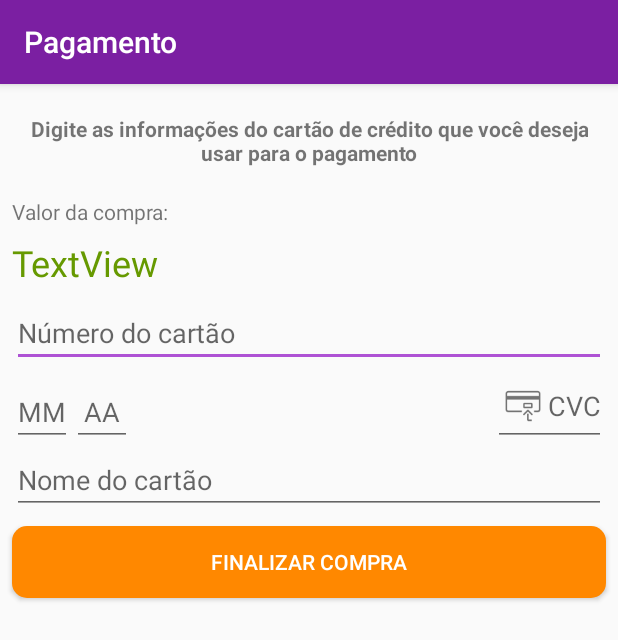
After one commit to GeovanGoes/-Android---Agenda, an Android app: the PagamentoActivity screen opened directly, with no data from a screen before it, on a phone screen of 412 x 824 dp. The commit adds this screen. Shown: the top 640 px of the screen. Run offline under Robolectric (Android 15) with nearby library versions, the phone set to English and light mode, and no system bars; 1 statement that could not run was skipped.

Commit message:
Finalizando

```diff
--- a/Viagens/app/src/main/AndroidManifest.xml
+++ b/Viagens/app/src/main/AndroidManifest.xml
@@ -16,7 +16,9 @@
                 <category android:name="android.intent.category.LAUNCHER" />
             </intent-filter>
         </activity>
-        <activity android:name=".ui.activity.ResumoPacoteActivity"></activity>
+        <activity android:name=".ui.activity.ResumoPacoteActivity" />
+        <activity android:name=".ui.activity.PagamentoActivity" />
+        <activity android:name=".ui.activity.ResumoCompraActivity"></activity>
     </application>
 
 </manifest>
--- /dev/null
+++ b/Viagens/app/src/main/java/com/example/geovangoes/viagens/ui/activity/PagamentoActivity.java
@@ -0,0 +1,59 @@
+package com.example.geovangoes.viagens.ui.activity;
+
+import android.content.Intent;
+import android.support.v7.app.AppCompatActivity;
+import android.os.Bundle;
+import android.widget.Button;
+import android.widget.TextView;
+
+import com.example.geovangoes.viagens.R;
+import com.example.geovangoes.viagens.model.Pacote;
+import com.example.geovangoes.viagens.util.MoedaUtil;
+import static com.example.geovangoes.viagens.ui.activity.ActivityConstants.KEY_PACOTE;
+
+public class PagamentoActivity extends AppCompatActivity
+{
+
+    public static final String APPBAR_TITLE = "Pagamento";
+
+    @Override
+    protected void onCreate(Bundle savedInstanceState)
+    {
+        super.onCreate(savedInstanceState);
+        setContentView(R.layout.activity_pagamento);
+
+        setTitle(APPBAR_TITLE);
+
+        Bundle extras = getIntent().getExtras();
+        Pacote pacote = extras.getParcelable(KEY_PACOTE);
+
+        if (pacote != null)
+            bind(pacote);
+    }
+
+    private void bind(Pacote pacote)
+    {
+        mostrarPreco(pacote);
+        configurarBotaoFinalizarCompra(pacote);
+    }
+
+    private void configurarBotaoFinalizarCompra(Pacote pacote)
+    {
+        Button finalizarCompra = findViewById(R.id.pagamento_finalizar_compra);
+
+        finalizarCompra.setOnClickListener((view) -> vaiParaResumoCompra(pacote));
+    }
+
+    private void vaiParaResumoCompra(Pacote pacote)
+    {
+        Intent irParaTelaDeResumo = new Intent(PagamentoActivity.this, ResumoCompraActivity.class);
+        irParaTelaDeResumo.putExtra(KEY_PACOTE, pacote);
+        startActivity(irParaTelaDeResumo);
+    }
+
+    private void mostrarPreco(Pacote pacote)
+    {
+        TextView preco = findViewById(R.id.pagamento_preco_pacote);
+        preco.setText(MoedaUtil.formatarMoedaPadraoBrasileiro(pacote.getPreco()));
+    }
+}
--- a/Viagens/app/src/main/java/com/example/geovangoes/viagens/ui/adapter/ListaPacotesAdapter.java
+++ b/Viagens/app/src/main/java/com/example/geovangoes/viagens/ui/adapter/ListaPacotesAdapter.java
@@ -1,8 +1,6 @@
 package com.example.geovangoes.viagens.ui.adapter;
 
 import android.content.Context;
-import android.content.res.Resources;
-import android.graphics.drawable.Drawable;
 import android.support.annotation.NonNull;
 import android.support.v7.widget.RecyclerView;
 import android.view.LayoutInflater;
--- a/Viagens/app/src/main/java/com/example/geovangoes/viagens/util/DiasUtil.java
+++ b/Viagens/app/src/main/java/com/example/geovangoes/viagens/util/DiasUtil.java
@@ -2,7 +2,6 @@ package com.example.geovangoes.viagens.util;
 
 import java.text.SimpleDateFormat;
 import java.util.Calendar;
-import java.util.Date;
 
 /**
  * Created by geovangoes
--- /dev/null
+++ b/Viagens/app/src/main/res/layout/activity_pagamento.xml
@@ -0,0 +1,118 @@
+<?xml version="1.0" encoding="utf-8"?>
+<android.support.constraint.ConstraintLayout xmlns:android="http://schemas.android.com/apk/res/android"
+    xmlns:app="http://schemas.android.com/apk/res-auto"
+    xmlns:tools="http://schemas.android.com/tools"
+    android:layout_width="match_parent"
+    android:layout_height="match_parent"
+    tools:context=".ui.activity.PagamentoActivity">
+
+    <TextView
+        android:id="@+id/pagamento_orientacao"
+        android:layout_width="0dp"
+        android:layout_height="wrap_content"
+        android:layout_margin="20dp"
+        android:text="Digite as informações do cartão de crédito que você deseja usar para o pagamento"
+        android:textAlignment="center"
+        android:textStyle="bold"
+        app:layout_constraintEnd_toEndOf="parent"
+        app:layout_constraintStart_toStartOf="parent"
+        app:layout_constraintTop_toTopOf="parent" />
+
+    <TextView
+        android:id="@+id/pagamento_valor_da_compra"
+        android:layout_width="wrap_content"
+        android:layout_height="wrap_content"
+        android:layout_marginEnd="8dp"
+        android:layout_marginStart="8dp"
+        android:layout_marginTop="20dp"
+        android:text="Valor da compra:"
+        app:layout_constraintStart_toStartOf="parent"
+        app:layout_constraintTop_toBottomOf="@+id/pagamento_orientacao" />
+
+    <TextView
+        android:id="@+id/pagamento_preco_pacote"
+        android:layout_width="wrap_content"
+        android:layout_height="wrap_content"
+        android:layout_marginTop="8dp"
+        android:text="TextView"
+        android:textColor="@android:color/holo_green_dark"
+        android:textSize="24sp"
+        app:layout_constraintStart_toStartOf="@+id/pagamento_valor_da_compra"
+        app:layout_constraintTop_toBottomOf="@+id/pagamento_valor_da_compra"
+        tools:text="R$ 421,50" />
+
+    <EditText
+        android:id="@+id/pagamento_numero_cartao"
+        android:layout_width="0dp"
+        android:layout_height="wrap_content"
+        android:layout_margin="8dp"
+        android:hint="Número do cartão"
+        android:maxLength="12"
+        android:inputType="number"
+        app:layout_constraintEnd_toEndOf="parent"
+        app:layout_constraintStart_toStartOf="parent"
+        app:layout_constraintTop_toBottomOf="@+id/pagamento_preco_pacote" />
+
+    <EditText
+        android:id="@+id/pagamento_mes_cartao"
+        android:layout_width="40dp"
+        android:layout_height="wrap_content"
+        app:layout_constraintStart_toStartOf="@id/pagamento_numero_cartao"
+        app:layout_constraintBottom_toBottomOf="@id/pagamento_cvc"
+        android:inputType="number"
+        android:hint="MM"
+        android:maxLength="2"
+        android:textAlignment="center"
+        />
+
+    <EditText
+        android:id="@+id/pagamento_ano_cartao"
+        android:layout_width="40dp"
+        android:layout_height="wrap_content"
+        app:layout_constraintStart_toEndOf="@id/pagamento_mes_cartao"
+        app:layout_constraintBottom_toBottomOf="@id/pagamento_cvc"
+        android:inputType="number"
+        android:hint="AA"
+        android:maxLength="2"
+        android:textAlignment="center"
+        />
+
+    <EditText
+        android:id="@+id/pagamento_cvc"
+        android:layout_width="wrap_content"
+        android:layout_height="wrap_content"
+        app:layout_constraintTop_toBottomOf="@id/pagamento_numero_cartao"
+        app:layout_constraintEnd_toEndOf="@id/pagamento_numero_cartao"
+        android:inputType="number"
+        android:hint="CVC"
+        android:maxLength="3"
+        android:textAlignment="center"
+        android:drawableStart="@drawable/ic_cvc_cartao_de_credito"
+        android:drawableLeft="@drawable/ic_cvc_cartao_de_credito"
+        />
+
+    <EditText
+        android:id="@+id/pagamento_nome_cartao"
+        android:layout_width="0dp"
+        android:layout_height="wrap_content"
+        app:layout_constraintStart_toStartOf="@id/pagamento_mes_cartao"
+        app:layout_constraintEnd_toEndOf="@id/pagamento_cvc"
+        app:layout_constraintTop_toBottomOf="@id/pagamento_cvc"
+        android:inputType="text"
+        android:hint="Nome do cartão"
+        />
+
+    <Button
+        android:id="@+id/pagamento_finalizar_compra"
+        android:layout_width="0dp"
+        android:layout_height="wrap_content"
+        android:layout_marginTop="8dp"
+        android:background="@drawable/botao_redondo_laranja"
+        android:text="Finalizar compra"
+        android:textColor="@android:color/white"
+        app:layout_constraintEnd_toEndOf="@+id/pagamento_nome_cartao"
+        app:layout_constraintStart_toStartOf="@+id/pagamento_nome_cartao"
+        app:layout_constraintTop_toBottomOf="@+id/pagamento_nome_cartao" />
+
+
+</android.support.constraint.ConstraintLayout>
```
Also changed, not shown: Viagens/app/src/main/java/com/example/geovangoes/viagens/model/Pacote.java (+43 -2 lines), Viagens/app/src/main/java/com/example/geovangoes/viagens/ui/activity/ActivityConstants.java (added, +9 -0 lines), Viagens/app/src/main/java/com/example/geovangoes/viagens/ui/activity/ListaPacotesActivity.java (+8 -6 lines), Viagens/app/src/main/java/com/example/geovangoes/viagens/ui/activity/ResumoCompraActivity.java (added, +70 -0 lines), Viagens/app/src/main/java/com/example/geovangoes/viagens/ui/activity/ResumoPacoteActivity.java (+20 -9 lines), Viagens/app/src/main/res/layout/activity_resumo_compra.xml (added, +96 -0 lines), Viagens/app/src/main/res/drawable-hdpi/ic_cvc_cartao_de_credito.png (added), Viagens/app/src/main/res/drawable-mdpi/ic_cvc_cartao_de_credito.png (added), Viagens/app/src/main/res/drawable-xhdpi/ic_cvc_cartao_de_credito.png (added), Viagens/app/src/main/res/drawable-xxhdpi/ic_cvc_cartao_de_credito.png (added), Viagens/app/src/main/res/drawable-xxxhdpi/ic_cvc_cartao_de_credito.png (added).
